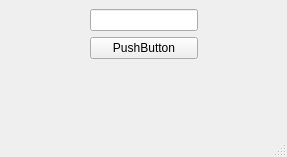
Old version of the form dummy_project_with_updater/ui/main_window.ui in the repository TutorExilius/dummy_project_with_updater.
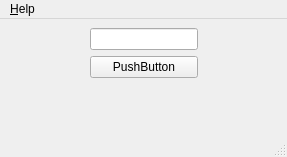
New version of the form.

Patch:
```diff
--- a/dummy_project_with_updater/ui/main_window.ui
+++ b/dummy_project_with_updater/ui/main_window.ui
@@ -79,6 +79,13 @@
      <height>21</height>
     </rect>
    </property>
+   <widget class="QMenu" name="menu_Help">
+    <property name="title">
+     <string>&amp;Help</string>
+    </property>
+    <addaction name="actionUpdate"/>
+   </widget>
+   <addaction name="menu_Help"/>
   </widget>
   <widget class="QStatusBar" name="statusbar"/>
  </widget>
```
Left out of the diff: 5 changed lines with no effect on the pictures.
